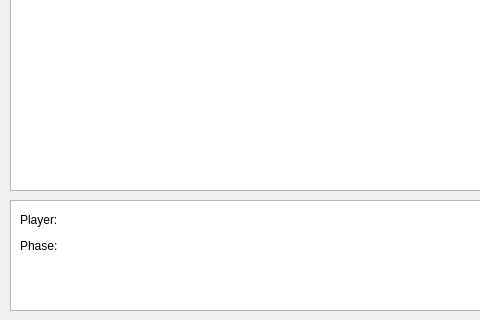
BenjaminBerkei/Swt-Praktikum, file BattleIsle/gamewidget.ui: the form before one commit; both pictures show x 0 to 480 and y 400 to 720 of the 1180 by 720 pixel window.
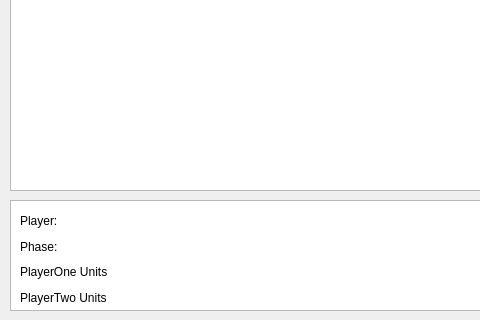
The form after the commit.

The edit to the form file:
```diff
--- a/BattleIsle/gamewidget.ui
+++ b/BattleIsle/gamewidget.ui
@@ -57,9 +57,9 @@
    <property name="geometry">
     <rect>
      <x>20</x>
-     <y>610</y>
+     <y>611</y>
      <width>151</width>
-     <height>46</height>
+     <height>96</height>
     </rect>
    </property>
    <layout class="QVBoxLayout" name="verticalLayout">
@@ -99,6 +99,42 @@
       </item>
      </layout>
     </item>
+    <item>
+     <layout class="QHBoxLayout" name="horizontalLayout_3">
+      <item>
+       <widget class="QLabel" name="labelPlayerOneUnits">
+        <property name="text">
+         <string>PlayerOne Units</string>
+        </property>
+       </widget>
+      </item>
+      <item>
+       <widget class="QLabel" name="labelPlayerOneUnitsCurrent">
+        <property name="text">
+         <string/>
+        </property>
+       </widget>
+      </item>
+     </layout>
+    </item>
+    <item>
+     <layout class="QHBoxLayout" name="horizontalLayout_4">
+      <item>
+       <widget class="QLabel" name="labelPlayerTwoUnits">
+        <property name="text">
+         <string>PlayerTwo Units</string>
+        </property>
+       </widget>
+      </item>
+      <item>
+       <widget class="QLabel" name="labelPlayerTwoUnitsCurrent">
+        <property name="text">
+         <string/>
+        </property>
+       </widget>
+      </item>
+     </layout>
+    </item>
    </layout>
   </widget>
  </widget>
```
